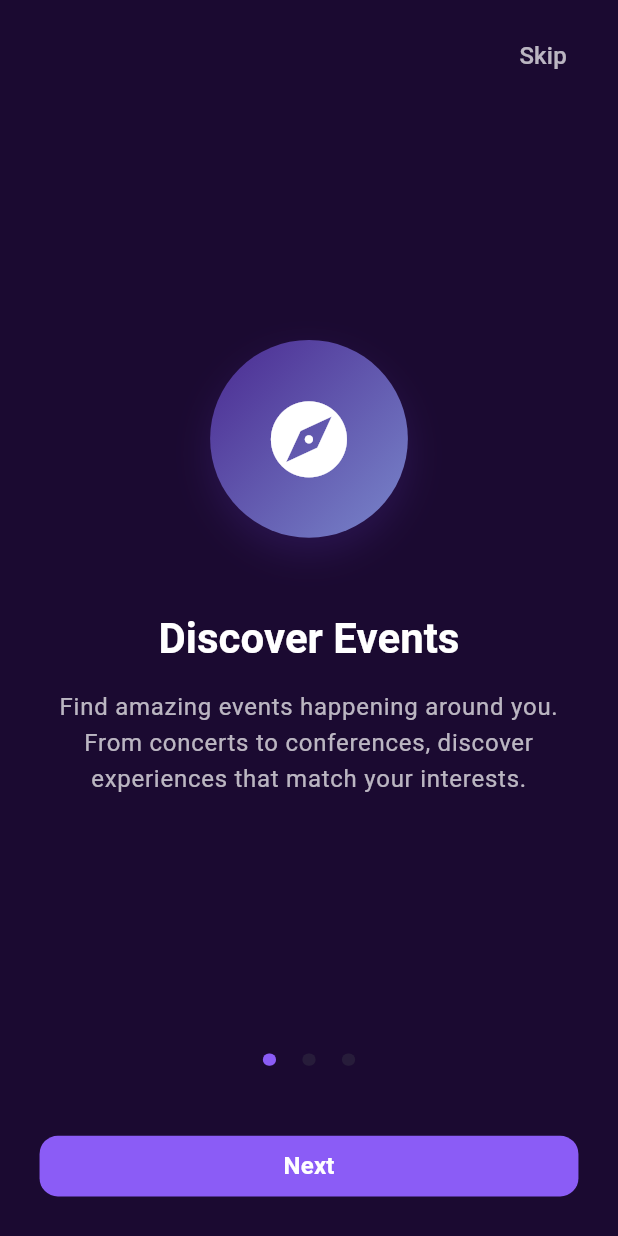
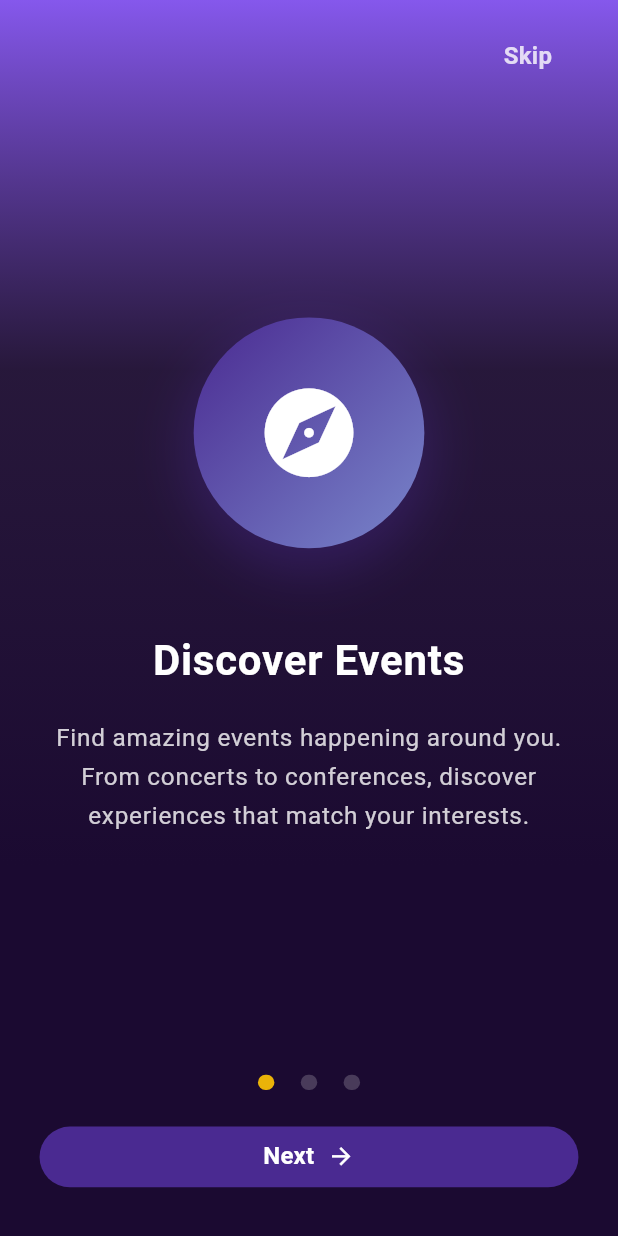
Before and after one commit to sintayehu-dev/eventHub, a Flutter app: the screen it shows after launch, on a phone screen of 412 x 824 dp. Run offline on Flutter 3.47's test engine with Material 3 defaults, Android fonts, the light colour scheme and no system bars; drawn by our look-alikes of smooth_page_indicator; our stand-ins replace bloc, cloud_firestore, connectivity_plus, dartz, device_info_plus, dio and 17 more; missing offline and left inert: cloudinary, mobile_scanner; accounts and stored records are empty.

Commit message:
feat(branding): standardize app naming and enhance onboarding theme
- Update app display name from "ETHIO EVENTS" to "Ethio Events" across Android and iOS manifests
- Standardize branding in attendee home header widget to use consistent naming
- Refactor onboarding screen to enforce dark theme consistently
- Replace hardcoded color values with AppColors constants for better maintainability
- Enhance onboarding UI with gradient background and improved visual hierarchy
- Update sign-in screen styling for consistency with new theme approach
- Improve organizer header widget styling and spacing
- Ensures consistent branding and theme application across all user-facing screens

```diff
--- a/lib/features/attendee/event_discovery/presentation/widgets/home/attendee_home_header.dart
+++ b/lib/features/attendee/event_discovery/presentation/widgets/home/attendee_home_header.dart
@@ -73,7 +73,7 @@ class AttendeeHomeHeader extends StatelessWidget {
                     ),
                     SizedBox(height: 4.h),
                     Text(
-                      'ETHIO EVENTS',
+                      'Ethio Events',
                       style: theme.textTheme.headlineSmall?.copyWith(
                         color: colorScheme.onSurface,
                         fontWeight: FontWeight.bold,
--- a/lib/features/auth/presentation/pages/onboarding/onboarding_screen.dart
+++ b/lib/features/auth/presentation/pages/onboarding/onboarding_screen.dart
@@ -4,6 +4,8 @@ import 'package:go_router/go_router.dart';
 import 'package:smooth_page_indicator/smooth_page_indicator.dart';
 import 'package:eventhub/core/router/route_name.dart';
 import 'package:eventhub/core/utils/local_storage.dart';
+import 'package:eventhub/core/theme/app_theme.dart';
+import 'package:eventhub/core/theme/app_colors.dart';
 
 class OnboardingPage extends StatefulWidget {
   const OnboardingPage({super.key});
@@ -22,21 +24,21 @@ class _OnboardingPageState extends State<OnboardingPage> {
       description:
           'Find amazing events happening around you. From concerts to conferences, discover experiences that match your interests.',
       icon: Icons.explore,
-      gradient: const [Color(0xFF4A2A91), Color(0xFF7986CB)], // EventHub colors
+      gradient: [AppColors.primary, AppColors.lightIndigo],
     ),
     OnboardingItem(
       title: 'Connect & Network',
       description:
           'Meet like-minded people and build meaningful connections. Expand your network at every event you attend.',
       icon: Icons.people,
-      gradient: const [Color(0xFF7986CB), Color(0xFFEAB308)], // EventHub colors
+      gradient: [AppColors.lightIndigo, AppColors.accentPurple],
     ),
     OnboardingItem(
       title: 'Create Memories',
       description:
           'Organize your own events and create unforgettable experiences. Share moments that matter with your community.',
       icon: Icons.celebration,
-      gradient: const [Color(0xFFEAB308), Color(0xFF4A2A91)], // EventHub colors
+      gradient: [AppColors.accentPurple, AppColors.primary],
     ),
   ];
 
@@ -48,12 +50,31 @@ class _OnboardingPageState extends State<OnboardingPage> {
 
   @override
   Widget build(BuildContext context) {
-    final theme = Theme.of(context);
-    final colorScheme = theme.colorScheme;
+    // Force dark theme for onboarding screen
+    final darkTheme = AppTheme.darkTheme();
+    final colorScheme = darkTheme.colorScheme;
 
-    return Scaffold(
+    return Theme(
+      data: darkTheme,
+      child: Scaffold(
         backgroundColor: colorScheme.surface,
-      body: SafeArea(
+        body: Container(
+          width: double.infinity,
+          height: double.infinity,
+          decoration: BoxDecoration(
+            gradient: LinearGradient(
+              begin: Alignment.topCenter,
+              end: Alignment.bottomCenter,
+              colors: [
+                colorScheme.primary.withValues(alpha: 0.95),
+                colorScheme.primaryContainer.withValues(alpha: 0.8),
+                colorScheme.surface.withValues(alpha: 0.9),
+                colorScheme.surface.withValues(alpha: 0.95),
+              ],
+              stops: const [0.0, 0.3, 0.7, 1.0],
+            ),
+          ),
+          child: SafeArea(
             child: Column(
               children: [
                 // Skip Button
@@ -63,11 +84,17 @@ class _OnboardingPageState extends State<OnboardingPage> {
                     padding: EdgeInsets.all(20.w),
                     child: TextButton(
                       onPressed: _finishOnboarding,
+                      style: TextButton.styleFrom(
+                        padding: EdgeInsets.symmetric(
+                          horizontal: 20.w,
+                          vertical: 10.h,
+                        ),
+                      ),
                       child: Text(
                         'Skip',
-                    style: theme.textTheme.titleMedium?.copyWith(
-                      color: colorScheme.onSurface.withValues(alpha: 0.7),
-                      fontWeight: FontWeight.w500,
+                        style: darkTheme.textTheme.titleMedium?.copyWith(
+                          color: colorScheme.onSurface.withValues(alpha: 0.8),
+                          fontWeight: FontWeight.w600,
                         ),
                       ),
                     ),
@@ -85,22 +112,25 @@ class _OnboardingPageState extends State<OnboardingPage> {
                     },
                     itemCount: _onboardingItems.length,
                     itemBuilder: (context, index) {
-                  return _OnboardingItemWidget(item: _onboardingItems[index]);
+                      return _OnboardingItemWidget(
+                        item: _onboardingItems[index],
+                        darkTheme: darkTheme,
+                      );
                     },
                   ),
                 ),
 
                 // Page Indicator
                 Padding(
-              padding: EdgeInsets.symmetric(vertical: 20.h),
+                  padding: EdgeInsets.symmetric(vertical: 24.h),
                   child: SmoothPageIndicator(
                     controller: _pageController,
                     count: _onboardingItems.length,
                     effect: WormEffect(
-                  dotHeight: 8.h,
-                  dotWidth: 8.w,
-                  activeDotColor: colorScheme.primary,
-                  dotColor: colorScheme.outline.withValues(alpha: 0.3),
+                      dotHeight: 10.h,
+                      dotWidth: 10.w,
+                      activeDotColor: AppColors.softGold,
+                      dotColor: colorScheme.onSurface.withValues(alpha: 0.2),
                       spacing: 16.w,
                     ),
                   ),
@@ -108,7 +138,7 @@ class _OnboardingPageState extends State<OnboardingPage> {
 
                 // Bottom Buttons
                 Padding(
-              padding: EdgeInsets.all(24.w),
+                  padding: EdgeInsets.fromLTRB(24.w, 0, 24.w, 32.h),
                   child: Row(
                     children: [
                       if (_currentPage > 0)
@@ -117,15 +147,19 @@ class _OnboardingPageState extends State<OnboardingPage> {
                             onPressed: _previousPage,
                             style: OutlinedButton.styleFrom(
                               padding: EdgeInsets.symmetric(vertical: 16.h),
-                          side: BorderSide(color: colorScheme.primary),
+                              side: BorderSide(
+                                color: colorScheme.onSurface
+                                    .withValues(alpha: 0.3),
+                                width: 1.5,
+                              ),
                               shape: RoundedRectangleBorder(
-                            borderRadius: BorderRadius.circular(12.r),
+                                borderRadius: BorderRadius.circular(32.r),
                               ),
                             ),
                             child: Text(
                               'Previous',
-                          style: theme.textTheme.titleMedium?.copyWith(
-                            color: colorScheme.primary,
+                              style: darkTheme.textTheme.titleMedium?.copyWith(
+                                color: colorScheme.onSurface,
                                 fontWeight: FontWeight.w600,
                               ),
                             ),
@@ -141,22 +175,33 @@ class _OnboardingPageState extends State<OnboardingPage> {
                               ? _finishOnboarding
                               : _nextPage,
                           style: ElevatedButton.styleFrom(
-                        backgroundColor: colorScheme.primary,
+                            backgroundColor: AppColors.primary,
                             foregroundColor: colorScheme.onPrimary,
                             padding: EdgeInsets.symmetric(vertical: 16.h),
                             shape: RoundedRectangleBorder(
-                          borderRadius: BorderRadius.circular(12.r),
+                              borderRadius: BorderRadius.circular(32.r),
                             ),
                             elevation: 0,
                           ),
-                      child: Text(
+                          child: Row(
+                            mainAxisAlignment: MainAxisAlignment.center,
+                            children: [
+                              Text(
                                 _currentPage == _onboardingItems.length - 1
                                     ? 'Get Started'
                                     : 'Next',
-                        style: theme.textTheme.titleMedium?.copyWith(
+                                style: darkTheme.textTheme.titleMedium?.copyWith(
                                   color: colorScheme.onPrimary,
                                   fontWeight: FontWeight.w600,
                                 ),
+                              ),
+                              SizedBox(width: 8.w),
+                              Icon(
+                                Icons.arrow_forward,
+                                size: 18.sp,
+                                color: colorScheme.onPrimary,
+                              ),
+                            ],
                           ),
                         ),
                       ),
@@ -164,6 +209,8 @@ class _OnboardingPageState extends State<OnboardingPage> {
                   ),
                 ),
               ],
+            ),
+          ),
         ),
       ),
     );
@@ -194,23 +241,26 @@ class _OnboardingPageState extends State<OnboardingPage> {
 
 class _OnboardingItemWidget extends StatelessWidget {
   final OnboardingItem item;
+  final ThemeData darkTheme;
 
-  const _OnboardingItemWidget({required this.item});
+  const _OnboardingItemWidget({
+    required this.item,
+    required this.darkTheme,
+  });
 
   @override
   Widget build(BuildContext context) {
-    final theme = Theme.of(context);
-    final colorScheme = theme.colorScheme;
+    final colorScheme = darkTheme.colorScheme;
 
     return Padding(
-      padding: EdgeInsets.symmetric(horizontal: 24.w),
+      padding: EdgeInsets.symmetric(horizontal: 32.w),
       child: Column(
         mainAxisAlignment: MainAxisAlignment.center,
         children: [
           // Icon with Gradient Background
           Container(
-            width: 120.w,
-            height: 120.w,
+            width: 140.w,
+            height: 140.w,
             decoration: BoxDecoration(
               gradient: LinearGradient(
                 colors: item.gradient,
@@ -220,39 +270,42 @@ class _OnboardingItemWidget extends StatelessWidget {
               shape: BoxShape.circle,
               boxShadow: [
                 BoxShadow(
-                  color: item.gradient.first.withValues(alpha: 0.3),
-                  blurRadius: 20,
+                  color: item.gradient.first.withValues(alpha: 0.4),
+                  blurRadius: 30,
+                  spreadRadius: 5,
                   offset: const Offset(0, 10),
                 ),
               ],
             ),
             child: Icon(
               item.icon,
-              size: 60.sp,
+              size: 70.sp,
               color: colorScheme.onPrimary,
             ),
           ),
 
-          SizedBox(height: 48.h),
+          SizedBox(height: 56.h),
 
           // Title
           Text(
             item.title,
-            style: theme.textTheme.headlineMedium?.copyWith(
+            style: darkTheme.textTheme.headlineMedium?.copyWith(
               color: colorScheme.onSurface,
               fontWeight: FontWeight.bold,
+              letterSpacing: 0.5,
             ),
             textAlign: TextAlign.center,
           ),
 
-          SizedBox(height: 16.h),
+          SizedBox(height: 20.h),
 
           // Description
           Text(
             item.description,
-            style: theme.textTheme.bodyLarge?.copyWith(
-              color: colorScheme.onSurface.withValues(alpha: 0.7),
-              height: 1.5,
+            style: darkTheme.textTheme.bodyLarge?.copyWith(
+              color: colorScheme.onSurface.withValues(alpha: 0.8),
+              height: 1.6,
+              fontSize: 16.sp,
             ),
             textAlign: TextAlign.center,
           ),
--- a/lib/features/auth/presentation/pages/sign_in/sign_in_screen.dart
+++ b/lib/features/auth/presentation/pages/sign_in/sign_in_screen.dart
@@ -120,7 +120,7 @@ class _SignInScreenState extends State<SignInScreen> {
 
                       // App Name
                       Text(
-                        'Event Hub',
+                          'Ethio Events',
                           style: darkTheme.textTheme.displaySmall?.copyWith(
                           color: colorScheme.onSurface,
                           fontWeight: FontWeight.bold,
@@ -338,7 +338,7 @@ class _SignInScreenState extends State<SignInScreen> {
                                   mainAxisAlignment: MainAxisAlignment.center,
                                   children: [
                                     Text(
-                                      'Login to Hub',
+                                        'Login',
                                       style:
                                           darkTheme.textTheme.titleMedium
                                             ?.copyWith(
--- a/lib/features/organizer/event_management/presentation/widgets/home/organizer_header.dart
+++ b/lib/features/organizer/event_management/presentation/widgets/home/organizer_header.dart
@@ -31,7 +31,7 @@ class OrganizerHeader extends StatelessWidget {
             ),
             SizedBox(width: 12.w),
             Text(
-              'Event Hub',
+              'Ethio Events',
               style: theme.textTheme.titleLarge?.copyWith(
                 color: colorScheme.onSurface,
                 fontWeight: FontWeight.bold,
```
Also changed, not shown: 2 other files. Lines whose indentation alone changed are shown as unchanged.
